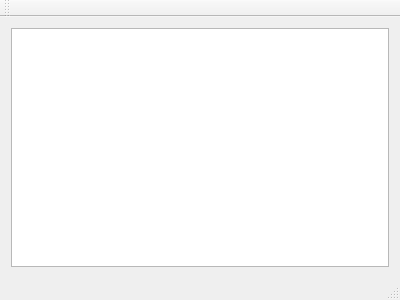
Old version of the form ui/mainwindow.ui in the repository mturley/arranger.
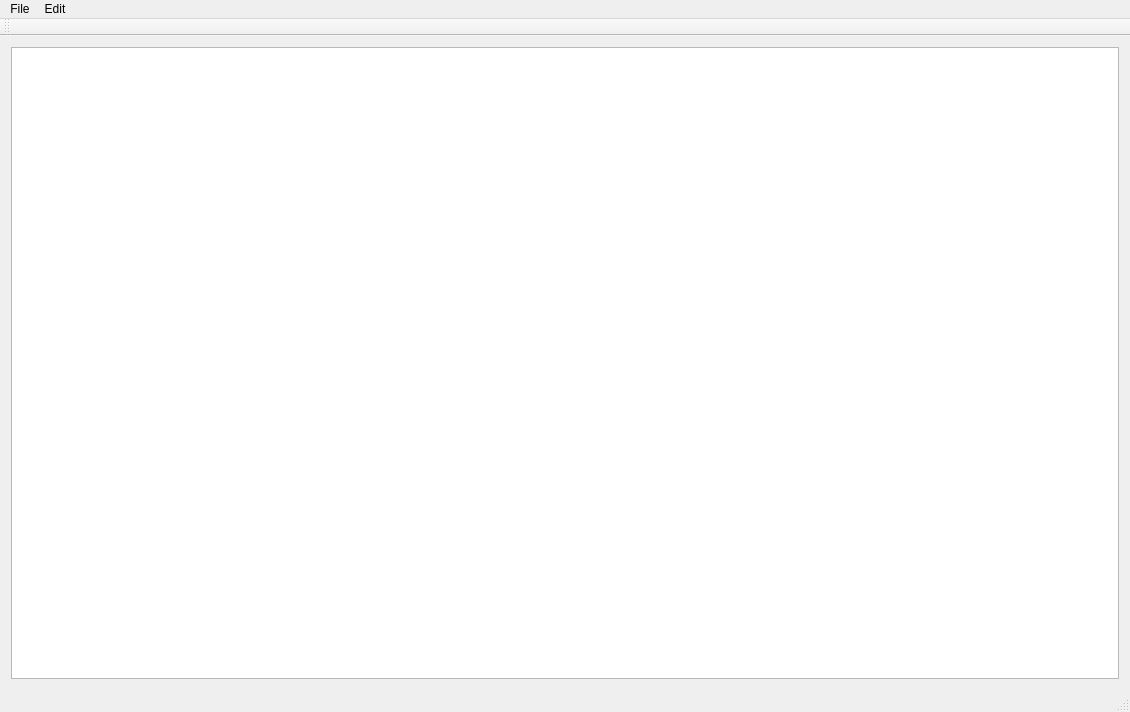
New version of the form.

Commit message: i think this new widget list thing will work better

Patch:
```diff
--- a/ui/mainwindow.ui
+++ b/ui/mainwindow.ui
@@ -6,8 +6,8 @@
    <rect>
     <x>0</x>
     <y>0</y>
-    <width>400</width>
-    <height>300</height>
+    <width>1130</width>
+    <height>712</height>
    </rect>
   </property>
   <property name="windowTitle">
@@ -16,7 +16,7 @@
   <widget class="QWidget" name="centralWidget">
    <layout class="QHBoxLayout" name="horizontalLayout">
     <item>
-     <widget class="QGraphicsView" name="graphicsView"/>
+     <widget class="QListWidget" name="listWidget"/>
     </item>
    </layout>
   </widget>
@@ -25,10 +25,22 @@
     <rect>
      <x>0</x>
      <y>0</y>
-     <width>400</width>
+     <width>1130</width>
      <height>25</height>
     </rect>
    </property>
+   <widget class="QMenu" name="menuFile">
+    <property name="title">
+     <string>File</string>
+    </property>
+   </widget>
+   <widget class="QMenu" name="menuEdit">
+    <property name="title">
+     <string>Edit</string>
+    </property>
+   </widget>
+   <addaction name="menuFile"/>
+   <addaction name="menuEdit"/>
   </widget>
   <widget class="QToolBar" name="mainToolBar">
    <attribute name="toolBarArea">
```
The commit also changes 10 other files.
